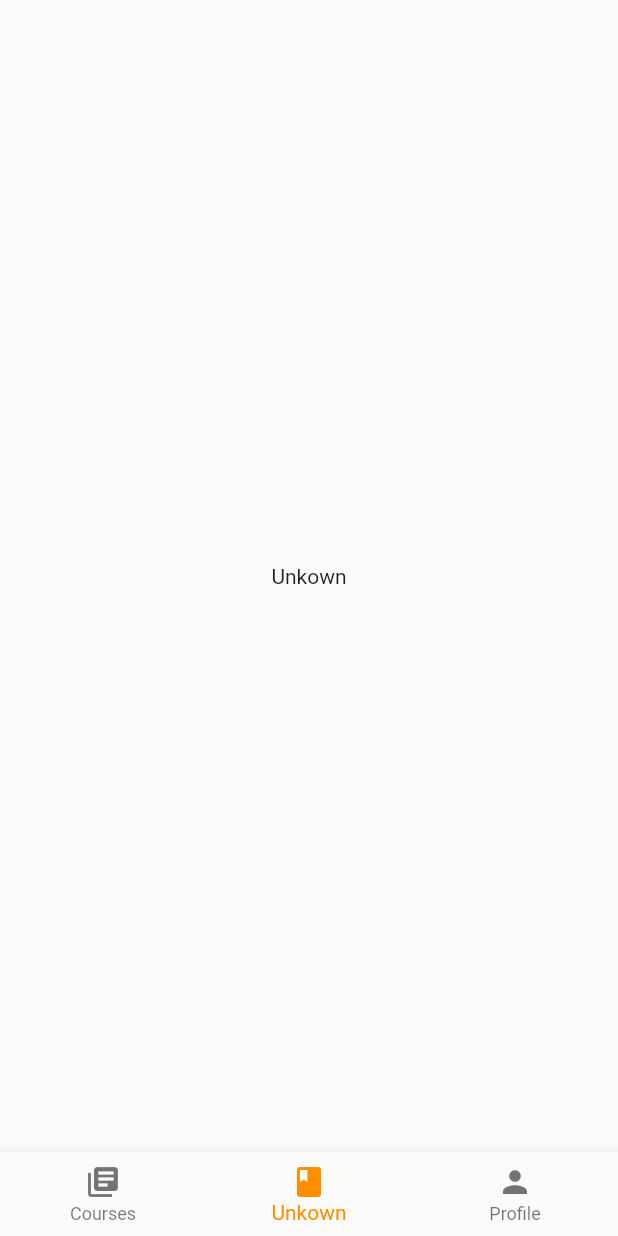
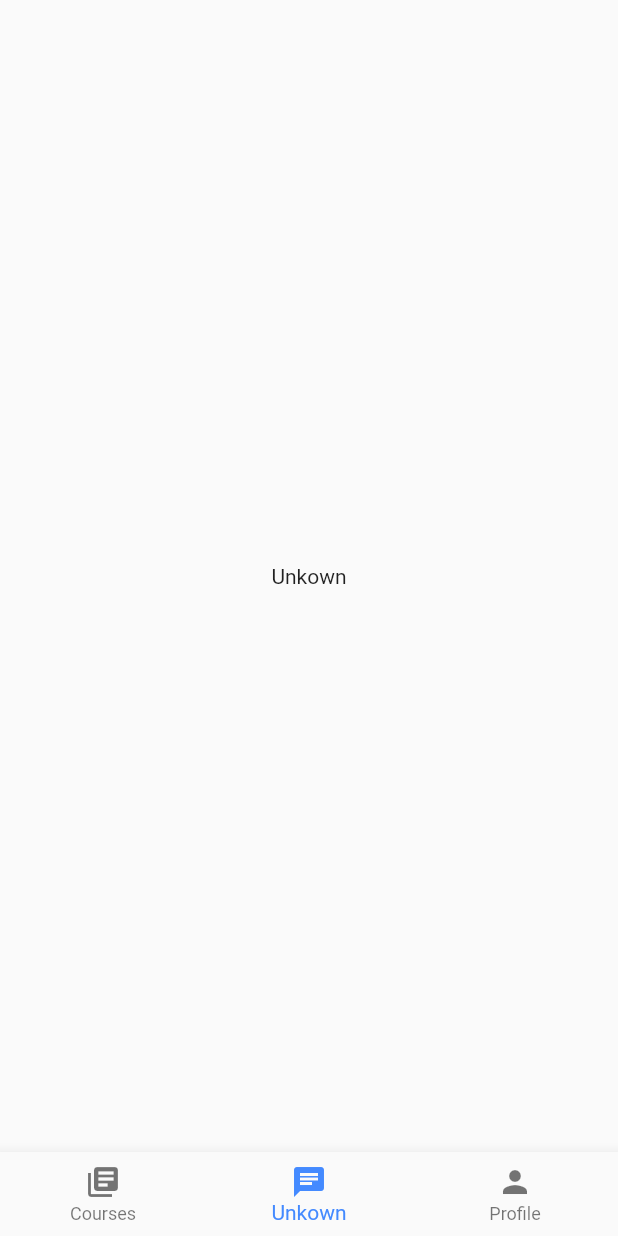
Before and after one commit to UmairJibran/canvasteacher, a Flutter app: the screen it shows after launch, item 2 of the bottom bar chosen, on a phone screen of 412 x 824 dp. Run offline on Flutter 3.47's test engine with Material 2 defaults, Android fonts, the phone set to English and light mode, and no system bars; our stand-ins replace auto_size_text.

Commit message:
changed icon, update text

```diff
--- a/lib/screens/home.dart
+++ b/lib/screens/home.dart
@@ -37,7 +37,7 @@ class _HomeState extends State<Home> {
             title: Text('Courses'),
           ),
           BottomNavigationBarItem(
-            icon: Icon(Icons.book),
+            icon: Icon(Icons.chat),
             title: Text('Unkown'),
           ),
           BottomNavigationBarItem(
@@ -46,7 +46,7 @@ class _HomeState extends State<Home> {
           ),
         ],
         currentIndex: _selectedIndex,
-        selectedItemColor: Colors.amber[800],
+        selectedItemColor: Colors.blueAccent,
         onTap: _onItemTapped,
       ),
     );
--- a/lib/screens/home_screens/courses.dart
+++ b/lib/screens/home_screens/courses.dart
@@ -29,7 +29,8 @@ class Courses extends StatelessWidget {
       "color": Colors.red
     },
     {
-      "subjectName": "American Literature",
+      "subjectName":
+          "American Literature 401 408 658 American Literature 401 408 658 ",
       "subjectCode": "LIT 401",
       "color": Colors.deepPurple
     },
--- a/lib/widgets/home_grid_tile.dart
+++ b/lib/widgets/home_grid_tile.dart
@@ -1,3 +1,4 @@
+import 'package:auto_size_text/auto_size_text.dart';
 import 'package:flutter/material.dart';
 
 class GridTile extends StatelessWidget {
@@ -45,11 +46,11 @@ class GridTile extends StatelessWidget {
             child: Column(
               crossAxisAlignment: CrossAxisAlignment.start,
               children: [
-                Text(
+                AutoSizeText(
                   subject,
                   style: TextStyle(
                     color: color,
-                    fontSize: 16,
+                    // fontSize: 16,
                     fontWeight: FontWeight.bold,
                   ),
                 ),
```
Also changed, not shown: pubspec.yaml (+1 -6 lines), pubspec.lock, 1 other file.
